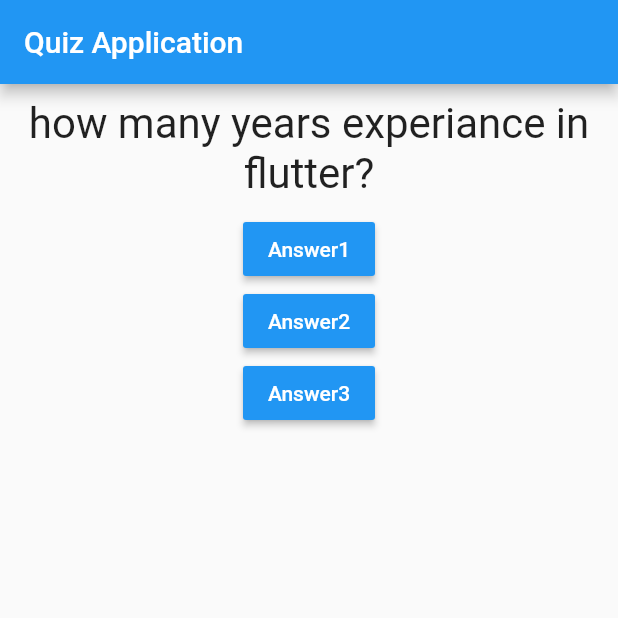
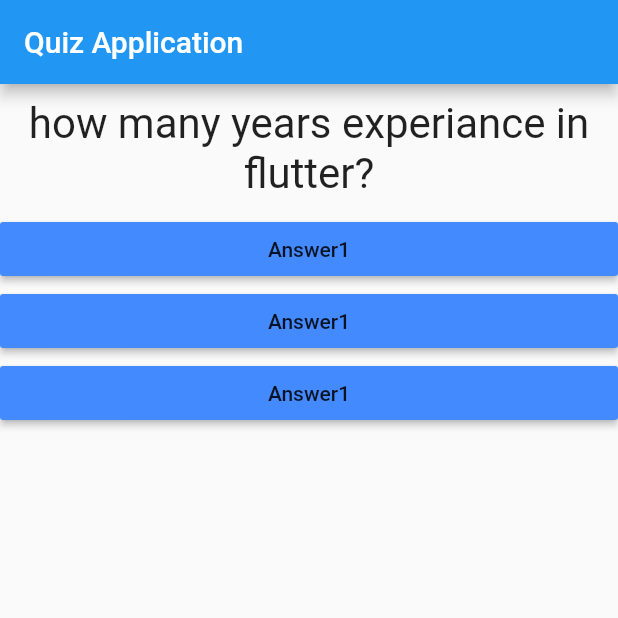
Before and after one commit to Hamjeth68/Flutter_App, a Flutter app: the screen it shows after launch, on a phone screen of 412 x 824 dp, the top half of it. Run offline on Flutter 3.47's test engine with Material 2 defaults, Android fonts, the phone set to English and light mode, and no system bars.

Commit message:
answerWidget update

```diff
--- /dev/null
+++ b/lib/answer.dart
@@ -0,0 +1,19 @@
+import 'package:flutter/material.dart';
+
+class Answer extends StatelessWidget {
+  final Function selectHandler;
+
+  Answer(this.selectHandler);
+
+  @override
+  Widget build(BuildContext context) {
+    return Container(
+      width: double.infinity,
+      child: RaisedButton(
+        child: Text('Answer1'),
+        onPressed: selectHandler,
+        color: Colors.blueAccent,
+      ),
+    );
+  }
+}
--- a/lib/main.dart
+++ b/lib/main.dart
@@ -2,6 +2,7 @@ import 'package:flutter/material.dart';
 
 //my files
 import './question.dart';
+import './answer.dart';
 
 void main() => runApp(MyApp());
 
@@ -38,24 +39,9 @@ class MyAppState extends State<MyApp> {
         body: Column(
           children: [
             Question(Questions[questionIndex]),
-            RaisedButton(
-              child: Text('Answer1'),
-              onPressed: answerQuestion,
-              color: Colors.blue,
-              textColor: Colors.white,
-            ),
-            RaisedButton(
-              child: Text('Answer2'),
-              onPressed: answerQuestion,
-              color: Colors.blue,
-              textColor: Colors.white,
-            ),
-            RaisedButton(
-              child: Text('Answer3'),
-              onPressed: answerQuestion,
-              color: Colors.blue,
-              textColor: Colors.white,
-            ),
+            Answer(answerQuestion),
+            Answer(answerQuestion),
+            Answer(answerQuestion),
           ],
         ),
       ),
```
